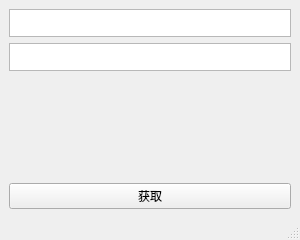
Above: pick/txm/ui/mainwindow.ui from chaosannals/trial-python before the change. Below: the same form after it.
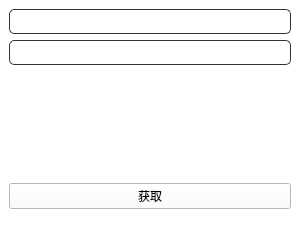
That is the form after the change.

```diff
--- a/pick/txm/ui/mainwindow.ui
+++ b/pick/txm/ui/mainwindow.ui
@@ -13,25 +13,26 @@
   <property name="windowTitle">
    <string>腾讯地图行政划区</string>
   </property>
+  <property name="styleSheet">
+   <string notr="true">background: #fff;</string>
+  </property>
   <widget class="QWidget" name="centralwidget">
    <layout class="QVBoxLayout" name="verticalLayout">
     <item>
-     <widget class="QPlainTextEdit" name="keyTextEdit">
-      <property name="maximumSize">
-       <size>
-        <width>16777215</width>
-        <height>28</height>
-       </size>
+     <widget class="QLineEdit" name="keyLineEdit">
+      <property name="styleSheet">
+       <string notr="true">font-size: 18px;
+border: 1px solid #333;
+border-radius: 5px;</string>
       </property>
      </widget>
     </item>
     <item>
-     <widget class="QPlainTextEdit" name="secretTextEdit">
-      <property name="maximumSize">
-       <size>
-        <width>16777215</width>
-        <height>28</height>
-       </size>
+     <widget class="QLineEdit" name="secretLineEdit">
+      <property name="styleSheet">
+       <string notr="true">font-size: 18px;
+border: 1px solid #333;
+border-radius: 5px;</string>
       </property>
      </widget>
     </item>
```
Left out of the diff: 10 changed lines with no effect on the pictures.
